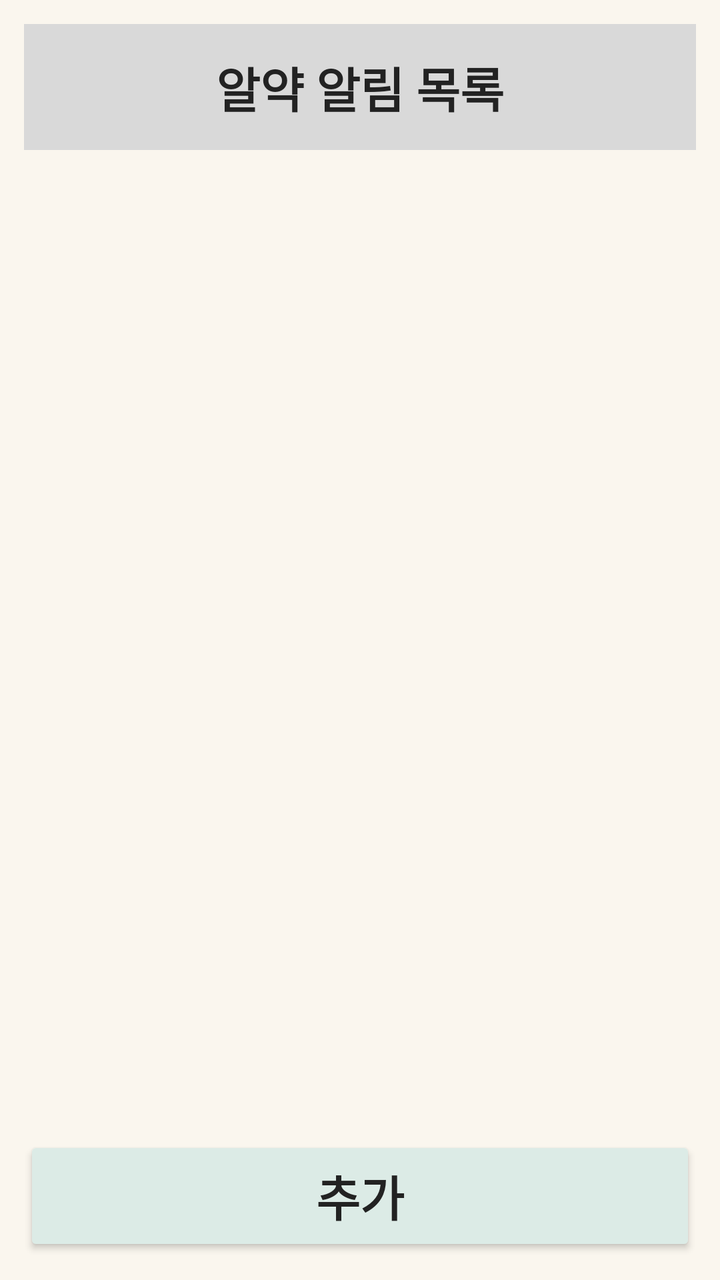
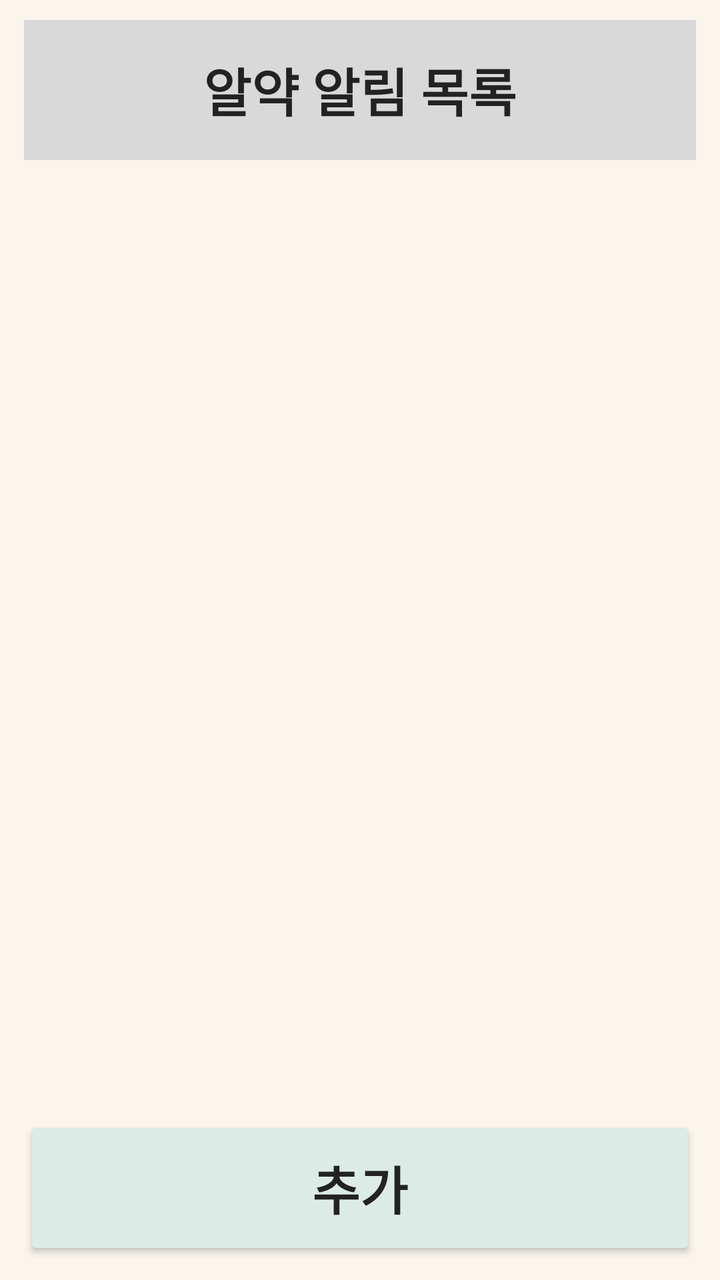

Two renders of the same Android screen: before a commit and after it. Below are the layout's source before the change and the commit's diff.
<!-- AndroidManifest.xml: application theme Theme.Medicell -->
<!-- res/layout/activity_alarm_list.xml -->
<?xml version="1.0" encoding="utf-8"?>
<LinearLayout xmlns:android="http://schemas.android.com/apk/res/android"
    android:layout_width="match_parent"
    android:layout_height="match_parent"
    android:orientation="vertical"
    android:padding="12dp"
    android:background="#FAF6EE">

    <TextView
        android:layout_width="match_parent"
        android:layout_height="wrap_content"
        android:text="@string/alarm_list_title"
        android:textStyle="bold"
        android:textSize="24sp"
        android:textColor="#222222"
        android:gravity="center"
        android:background="#D9D9D9"
        android:padding="14dp" />

    <androidx.recyclerview.widget.RecyclerView
        android:id="@+id/recycler"
        android:layout_width="match_parent"
        android:layout_height="0dp"
        android:layout_weight="1"
        android:layout_marginTop="10dp" />

    <Button
        android:id="@+id/btnAdd"
        android:layout_width="match_parent"
        android:layout_height="wrap_content"
        android:text="@string/add"
        android:textSize="24sp"
        android:textStyle="bold"
        android:textColor="#222222"
        android:backgroundTint="#DCEBE6"
        android:minHeight="60dp" />
</LinearLayout>
<!-- resources referenced by this layout -->
<resources>
  <string name="add">추가</string>
  <string name="alarm_list_title">알약 알림 목록</string>
  <style name="Theme.Medicell" parent="Theme.AppCompat.DayNight.NoActionBar">
          <item name="colorPrimary">@color/purple_500</item>
          <item name="colorPrimaryDark">@color/purple_700</item>
          <item name="colorAccent">@color/teal_200</item>
      </style>
  <color name="purple_500">#FF6200EE</color>
  <color name="purple_700">#FF3700B3</color>
  <color name="teal_200">#FF03DAC5</color>
</resources>

<!-- the commit's change to res/layout/activity_alarm_list.xml (unified diff, before → after) -->
@@ -3,7 +3,10 @@
     android:layout_width="match_parent"
     android:layout_height="match_parent"
     android:orientation="vertical"
-    android:padding="12dp"
+    android:paddingStart="12dp"
+    android:paddingTop="10dp"
+    android:paddingEnd="12dp"
+    android:paddingBottom="10dp"
     android:background="#FAF6EE">
 
     <TextView
@@ -11,27 +14,29 @@
         android:layout_height="wrap_content"
         android:text="@string/alarm_list_title"
         android:textStyle="bold"
-        android:textSize="24sp"
+        android:textSize="26sp"
         android:textColor="#222222"
         android:gravity="center"
         android:background="#D9D9D9"
-        android:padding="14dp" />
+        android:paddingTop="16dp"
+        android:paddingBottom="16dp" />
 
     <androidx.recyclerview.widget.RecyclerView
         android:id="@+id/recycler"
         android:layout_width="match_parent"
         android:layout_height="0dp"
         android:layout_weight="1"
-        android:layout_marginTop="10dp" />
+        android:layout_marginTop="12dp"
+        android:layout_marginBottom="12dp" />
 
     <Button
         android:id="@+id/btnAdd"
         android:layout_width="match_parent"
-        android:layout_height="wrap_content"
+        android:layout_height="72dp"
         android:text="@string/add"
-        android:textSize="24sp"
+        android:textSize="26sp"
         android:textStyle="bold"
         android:textColor="#222222"
         android:backgroundTint="#DCEBE6"
-        android:minHeight="60dp" />
+        android:minHeight="72dp" />
 </LinearLayout>
